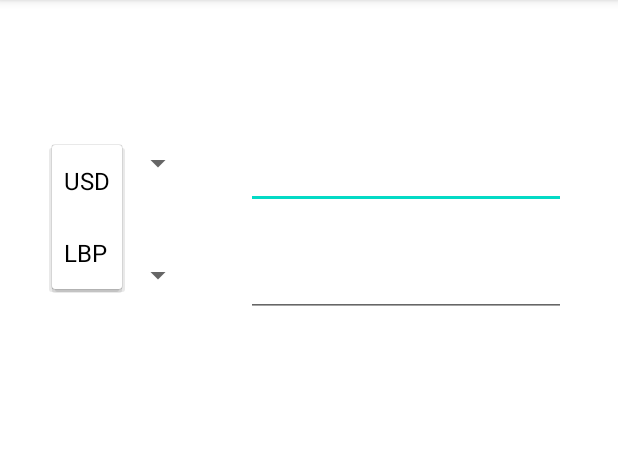
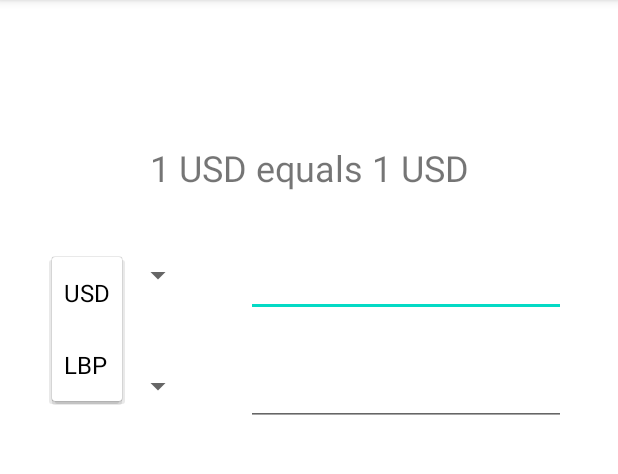
Before and after one commit to itSim04/CSC498G_Currency_Converter, an Android app: the ConverterActivity screen opened directly, with no data from a screen before it, after a tap on "USD", on a phone screen of 412 x 824 dp, the part 84-558 px from its top. Run offline under Robolectric (Android 15) with nearby library versions, the phone set to English and light mode, and no system bars.

Commit message:
Added a Conversion preview

```diff
--- a/app/src/main/res/layout/activity_converter.xml
+++ b/app/src/main/res/layout/activity_converter.xml
@@ -16,7 +16,7 @@
         app:layout_constraintEnd_toEndOf="parent"
         app:layout_constraintStart_toEndOf="@+id/currencyOneSpin"
         app:layout_constraintTop_toTopOf="parent"
-        app:layout_constraintVertical_bias="0.13" />
+        app:layout_constraintVertical_bias="0.23000002" />
 
     <Spinner
         android:id="@+id/currencyOneSpin"
@@ -27,7 +27,7 @@
         app:layout_constraintEnd_toStartOf="@+id/valueOneEdit"
         app:layout_constraintStart_toStartOf="parent"
         app:layout_constraintTop_toTopOf="parent"
-        app:layout_constraintVertical_bias="0.13" />
+        app:layout_constraintVertical_bias="0.23000002" />
 
     <EditText
         android:id="@+id/valueTwoEdit"
@@ -39,7 +39,7 @@
         app:layout_constraintEnd_toEndOf="parent"
         app:layout_constraintStart_toEndOf="@+id/currencyTwoSpin"
         app:layout_constraintTop_toTopOf="parent"
-        app:layout_constraintVertical_bias="0.23" />
+        app:layout_constraintVertical_bias="0.33" />
 
     <Spinner
         android:id="@+id/currencyTwoSpin"
@@ -50,5 +50,17 @@
         app:layout_constraintEnd_toStartOf="@+id/valueTwoEdit"
         app:layout_constraintStart_toStartOf="parent"
         app:layout_constraintTop_toTopOf="parent"
-        app:layout_constraintVertical_bias="0.23" />
+        app:layout_constraintVertical_bias="0.33" />
+
+    <TextView
+        android:id="@+id/conversionPreviewText"
+        android:layout_width="wrap_content"
+        android:layout_height="wrap_content"
+        android:text="1 USD equals 1 USD"
+        android:textSize="24sp"
+        app:layout_constraintBottom_toBottomOf="parent"
+        app:layout_constraintEnd_toEndOf="parent"
+        app:layout_constraintStart_toStartOf="parent"
+        app:layout_constraintTop_toTopOf="parent"
+        app:layout_constraintVertical_bias="0.13" />
 </androidx.constraintlayout.widget.ConstraintLayout>
```
